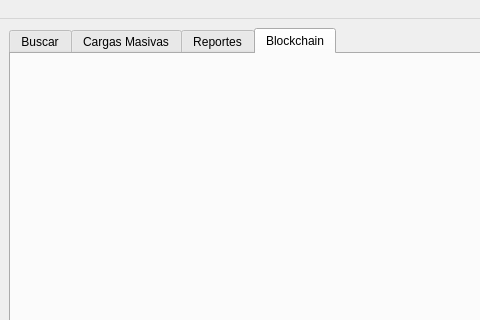
Above: Fase3/windowadmin.ui from D3r3-k/-EDD-Proyecto_202001151 before the change; both pictures show x 0 to 480 and y 0 to 320 of the 1187 by 739 pixel window. Below: the same form after it.
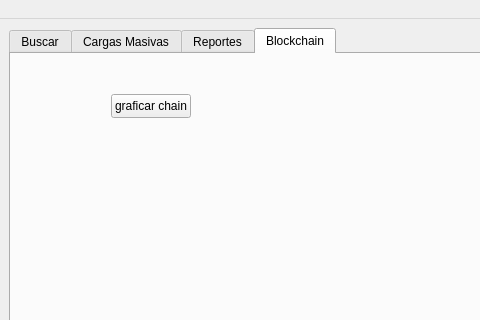
That is the form after the change. Icons and pictures are not drawn.

```diff
--- a/Fase3/windowadmin.ui
+++ b/Fase3/windowadmin.ui
@@ -509,6 +509,19 @@
        <attribute name="title">
         <string>Blockchain</string>
        </attribute>
+       <widget class="QPushButton" name="pushButton">
+        <property name="geometry">
+         <rect>
+          <x>100</x>
+          <y>40</y>
+          <width>80</width>
+          <height>24</height>
+         </rect>
+        </property>
+        <property name="text">
+         <string>graficar chain</string>
+        </property>
+       </widget>
       </widget>
      </widget>
     </item>
```
Left out of the diff: 5 changed lines with no effect on the pictures.
